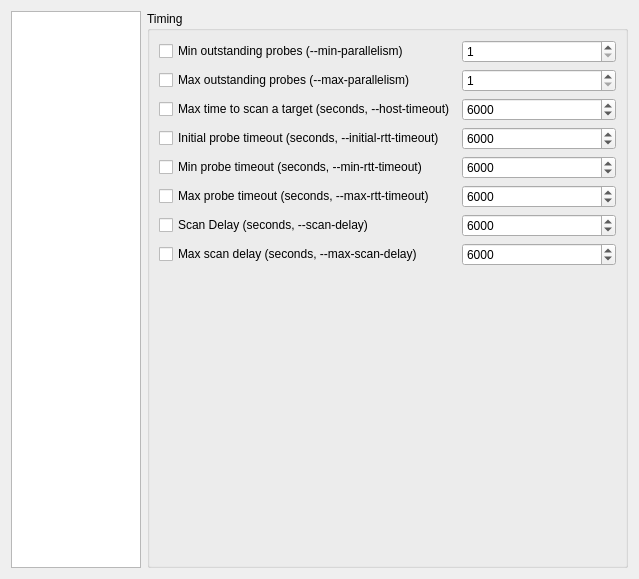
First picture: the form in src/app/ui/profilerdialog.ui, repository nmapsi4/nmapsi4, before the edit.
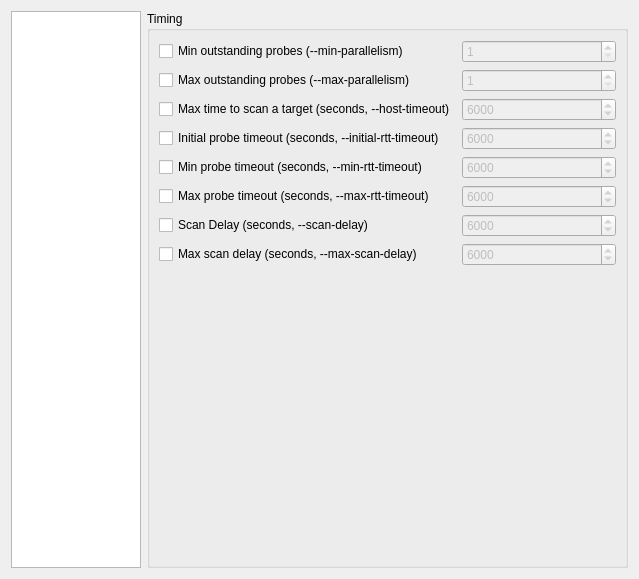
Second picture: the form after the edit. The open tabs and pages were chosen to show the change. Icons and pictures are not drawn.

Commit message: update Ui profiler signals.

```diff
--- a/src/app/ui/profilerdialog.ui
+++ b/src/app/ui/profilerdialog.ui
@@ -659,7 +659,7 @@
                 <item row="0" column="1">
                  <widget class="QSpinBox" name="TspinBoxMinP">
                   <property name="enabled">
-                   <bool>true</bool>
+                   <bool>false</bool>
                   </property>
                   <property name="minimum">
                    <number>1</number>
@@ -679,7 +679,7 @@
                 <item row="1" column="1">
                  <widget class="QSpinBox" name="spinBoxMaxPar">
                   <property name="enabled">
-                   <bool>true</bool>
+                   <bool>false</bool>
                   </property>
                   <property name="minimum">
                    <number>1</number>
@@ -699,7 +699,7 @@
                 <item row="2" column="1">
                  <widget class="QSpinBox" name="spinBoxHostTime">
                   <property name="enabled">
-                   <bool>true</bool>
+                   <bool>false</bool>
                   </property>
                   <property name="minimum">
                    <number>201</number>
@@ -722,7 +722,7 @@
                 <item row="3" column="1">
                  <widget class="QSpinBox" name="spinBoxInitRtt">
                   <property name="enabled">
-                   <bool>true</bool>
+                   <bool>false</bool>
                   </property>
                   <property name="maximum">
                    <number>9999999</number>
@@ -742,7 +742,7 @@
                 <item row="4" column="1">
                  <widget class="QSpinBox" name="spinBoxMinRtt">
                   <property name="enabled">
-                   <bool>true</bool>
+                   <bool>false</bool>
                   </property>
                   <property name="minimum">
                    <number>1</number>
@@ -765,7 +765,7 @@
                 <item row="5" column="1">
                  <widget class="QSpinBox" name="spinBoxMaxRtt">
                   <property name="enabled">
-                   <bool>true</bool>
+                   <bool>false</bool>
                   </property>
                   <property name="minimum">
                    <number>6</number>
@@ -788,7 +788,7 @@
                 <item row="6" column="1">
                  <widget class="QSpinBox" name="spinBoxScanDelay">
                   <property name="enabled">
-                   <bool>true</bool>
+                   <bool>false</bool>
                   </property>
                   <property name="minimum">
                    <number>1</number>
@@ -810,6 +810,9 @@
                 </item>
                 <item row="7" column="1">
                  <widget class="QSpinBox" name="spinBoxScanDelayMax">
+                  <property name="enabled">
+                   <bool>false</bool>
+                  </property>
                   <property name="minimum">
                    <number>1</number>
                   </property>
```
Left out of the diff: 371 changed lines with no effect on the pictures. The commit also changes 1 other file.
